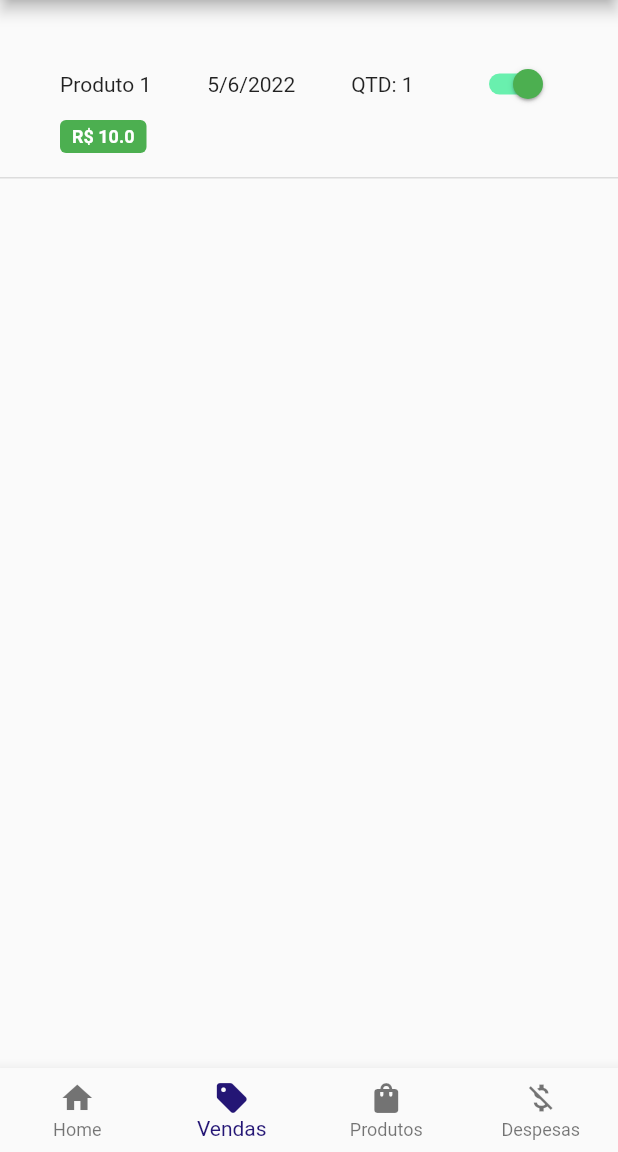
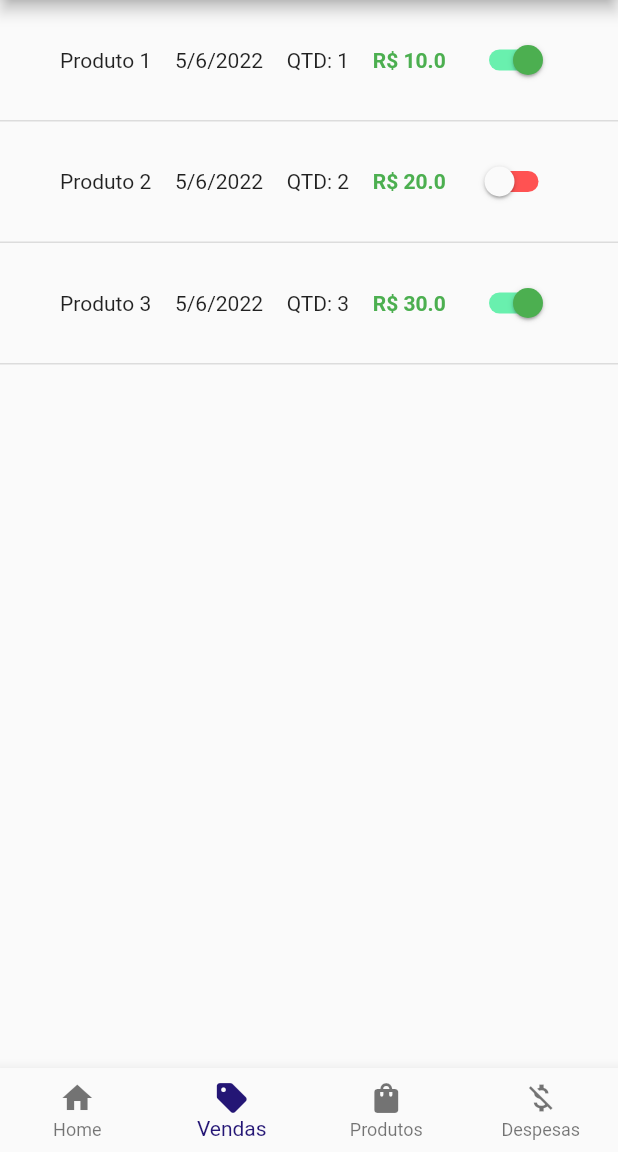
Before and after one commit to Kauanphbbb/my_little_business, a Flutter app: the screen it shows after launch, item 2 of the bottom bar chosen, on a phone screen of 412 x 824 dp, the part 84-1236 px from its top. Run offline on Flutter 3.47's test engine with Material 2 defaults, Android fonts, the phone set to English and light mode, and no system bars.

Commit message:
style: update the list style in sales and products

```diff
--- a/lib/app/pages/products_page/product.dart
+++ b/lib/app/pages/products_page/product.dart
@@ -17,22 +17,15 @@ class Product extends StatelessWidget {
           border: Border(bottom: BorderSide(color: Colors.black12, width: 1))),
       child: Padding(
         padding: const EdgeInsets.only(right: 24, left: 24),
-        child: Column(
-          children: [
-            Row(
+        child: Row(
           mainAxisAlignment: MainAxisAlignment.spaceBetween,
           children: [
             Text(name),
             Text('R\$ $value'),
             Text('QTD: $qtd'),
-              ],
-            ),
-            Row(
-              mainAxisAlignment: MainAxisAlignment.start,
-              children: [
             Container(
-                  padding: const EdgeInsets.only(
-                      right: 8, left: 8, top: 4, bottom: 4),
+              padding:
+                  const EdgeInsets.only(right: 8, left: 8, top: 4, bottom: 4),
               decoration: BoxDecoration(
                 borderRadius: BorderRadius.circular(4),
                 color: Colors.deepPurple,
@@ -48,8 +41,6 @@ class Product extends StatelessWidget {
             ),
           ],
         ),
-          ],
-        ),
       ),
     );
   }
--- a/lib/app/pages/sales_page/sale.dart
+++ b/lib/app/pages/sales_page/sale.dart
@@ -43,14 +43,17 @@ class _SaleState extends State<Sale> {
           border: Border(bottom: BorderSide(color: Colors.black12, width: 1))),
       child: Padding(
         padding: const EdgeInsets.only(right: 24, left: 24),
-        child: Column(
-          children: [
-            Row(
+        child: Row(
           mainAxisAlignment: MainAxisAlignment.spaceBetween,
           children: [
             Text(widget.name),
             Text('${widget.date.day}/${widget.date.month}/${widget.date.year}'),
             Text('QTD: ${widget.qtd}'),
+            Text(
+              'R\$ ${widget.value}',
+              style: const TextStyle(
+                  color: Colors.green, fontWeight: FontWeight.bold),
+            ),
             Switch(
               value: isConfirmed,
               onChanged: onChanged,
@@ -60,29 +63,6 @@ class _SaleState extends State<Sale> {
             )
           ],
         ),
-            Row(
-              mainAxisAlignment: MainAxisAlignment.start,
-              children: [
-                Container(
-                  padding: const EdgeInsets.only(
-                      right: 8, left: 8, top: 4, bottom: 4),
-                  decoration: BoxDecoration(
-                    borderRadius: BorderRadius.circular(4),
-                    color: Colors.green,
-                  ),
-                  child: Text(
-                    'R\$ ${widget.value}',
-                    style: const TextStyle(
-                      fontSize: 12,
-                      color: Colors.white,
-                      fontWeight: FontWeight.bold,
-                    ),
-                  ),
-                ),
-              ],
-            ),
-          ],
-        ),
       ),
     );
   }
--- a/lib/app/pages/sales_page/sales_page.dart
+++ b/lib/app/pages/sales_page/sales_page.dart
@@ -17,7 +17,6 @@ class SalesPage extends StatelessWidget {
           ],
         ),
         body: ListView(
-          padding: const EdgeInsets.only(top: 16),
           children: [
             Sale(
               name: 'Produto 1',
@@ -26,6 +25,20 @@ class SalesPage extends StatelessWidget {
               date: DateTime.now(),
               confirmed: true,
             ),
+            Sale(
+              name: 'Produto 2',
+              value: 20.0,
+              qtd: 2,
+              date: DateTime.now(),
+              confirmed: false,
+            ),
+            Sale(
+              name: 'Produto 3',
+              value: 30.0,
+              qtd: 3,
+              date: DateTime.now(),
+              confirmed: true,
+            ),
           ],
         ));
   }
```
Lines whose indentation alone changed are shown as unchanged.
